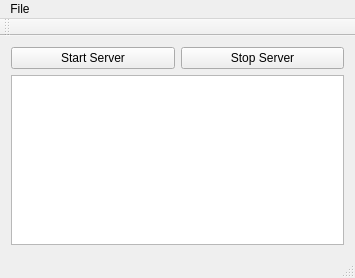
Qt form CETServerApplication/cetserver.ui (paulina7m/COMP3004OmegaSquad) before a commit.
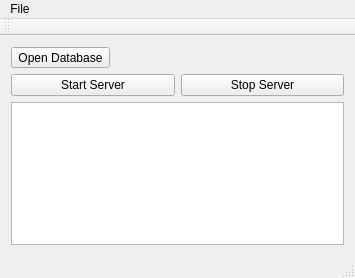
The same form after that commit.

```diff
--- a/CETServerApplication/cetserver.ui
+++ b/CETServerApplication/cetserver.ui
@@ -15,21 +15,28 @@
   </property>
   <widget class="QWidget" name="centralWidget">
    <layout class="QGridLayout" name="gridLayout">
-    <item row="0" column="0">
+    <item row="0" column="0" colspan="2">
+     <widget class="QToolButton" name="openDatabaseButton">
+      <property name="text">
+       <string>Open Database</string>
+      </property>
+     </widget>
+    </item>
+    <item row="1" column="0">
      <widget class="QPushButton" name="startServerButton">
       <property name="text">
        <string>Start Server</string>
       </property>
      </widget>
     </item>
-    <item row="0" column="1">
+    <item row="1" column="1">
      <widget class="QPushButton" name="stopServerButton">
       <property name="text">
        <string>Stop Server</string>
       </property>
      </widget>
     </item>
-    <item row="1" column="0" colspan="2">
+    <item row="2" column="0" colspan="2">
      <widget class="QPlainTextEdit" name="statusText">
       <property name="readOnly">
        <bool>true</bool>
```
Left out of the diff: 25 changed lines with no effect on the pictures.
